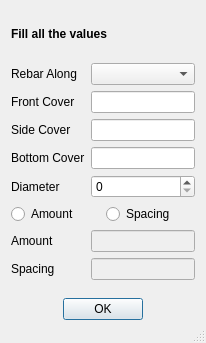
This is StraightRebar.ui in amrit3701/FreeCAD-Reinforcement as Qt 5 draws it before an edit. The edited form follows.
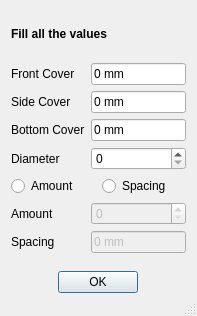
This is the edited form. Custom widgets are drawn as their Qt base class.

Commit message: update makeStraightRebar() and use FreeCAD widgets

```diff
--- a/StraightRebar.ui
+++ b/StraightRebar.ui
@@ -6,8 +6,8 @@
    <rect>
     <x>0</x>
     <y>0</y>
-    <width>206</width>
-    <height>343</height>
+    <width>197</width>
+    <height>316</height>
    </rect>
   </property>
   <property name="windowTitle">
@@ -23,20 +23,7 @@
    <bool>false</bool>
   </property>
   <layout class="QGridLayout" name="gridLayout">
-   <item row="0" column="0">
-    <widget class="QLabel" name="heading">
-     <property name="font">
-      <font>
-       <weight>75</weight>
-       <bold>true</bold>
-      </font>
-     </property>
-     <property name="text">
-      <string>Fill all the values</string>
-     </property>
-    </widget>
-   </item>
-   <item row="2" column="0" alignment="Qt::AlignHCenter|Qt::AlignVCenter">
+   <item row="3" column="0" alignment="Qt::AlignHCenter|Qt::AlignVCenter">
     <widget class="QPushButton" name="submit">
      <property name="enabled">
       <bool>true</bool>
@@ -55,59 +42,110 @@
      </property>
     </widget>
    </item>
+   <item row="0" column="0">
+    <widget class="QLabel" name="heading">
+     <property name="font">
+      <font>
+       <weight>75</weight>
+       <bold>true</bold>
+      </font>
+     </property>
+     <property name="text">
+      <string>Fill all the values</string>
+     </property>
+    </widget>
+   </item>
    <item row="1" column="0">
     <layout class="QFormLayout" name="formLayout">
-     <item row="1" column="0">
+     <property name="fieldGrowthPolicy">
+      <enum>QFormLayout::AllNonFixedFieldsGrow</enum>
+     </property>
+     <item row="0" column="0">
       <widget class="QLabel" name="frontCoverLabel">
        <property name="text">
         <string>Front Cover</string>
        </property>
       </widget>
      </item>
-     <item row="1" column="1">
-      <widget class="QLineEdit" name="frontCover"/>
+     <item row="0" column="1">
+      <widget class="Gui::InputField" name="frontCover">
+       <property name="text">
+        <string>0 mm</string>
+       </property>
+       <property name="unit" stdset="0">
+        <string notr="true"/>
+       </property>
+      </widget>
      </item>
-     <item row="2" column="0">
+     <item row="1" column="0">
       <widget class="QLabel" name="sideCoverLabel">
        <property name="text">
         <string>Side Cover</string>
        </property>
       </widget>
      </item>
-     <item row="2" column="1">
-      <widget class="QLineEdit" name="sideCover"/>
+     <item row="1" column="1">
+      <widget class="Gui::InputField" name="sideCover">
+       <property name="text">
+        <string>0 mm</string>
+       </property>
+       <property name="unit" stdset="0">
+        <string notr="true"/>
+       </property>
+      </widget>
      </item>
-     <item row="3" column="0">
+     <item row="2" column="0">
       <widget class="QLabel" name="bottomCoverLabel">
        <property name="text">
         <string>Bottom Cover</string>
        </property>
       </widget>
      </item>
-     <item row="3" column="1">
-      <widget class="QLineEdit" name="bottomCover"/>
+     <item row="2" column="1">
+      <widget class="Gui::InputField" name="bottomCover">
+       <property name="text">
+        <string>0 mm</string>
+       </property>
+       <property name="unit" stdset="0">
+        <string notr="true"/>
+       </property>
+      </widget>
      </item>
-     <item row="4" column="0">
+     <item row="3" column="0">
       <widget class="QLabel" name="diameterLabel">
        <property name="text">
         <string>Diameter</string>
        </property>
       </widget>
      </item>
-     <item row="4" column="1">
-      <widget class="QSpinBox" name="diameter"/>
+     <item row="3" column="1">
+      <widget class="Gui::PrefSpinBox" name="diameter"/>
+     </item>
+     <item row="7" column="0">
+      <widget class="QLabel" name="amountLabel">
+       <property name="text">
+        <string>Amount</string>
+       </property>
+      </widget>
+     </item>
+     <item row="9" column="0">
+      <widget class="QLabel" name="spacingLabel">
+       <property name="text">
+        <string>Spacing</string>
+       </property>
+      </widget>
      </item>
      <item row="5" column="0" colspan="2">
       <layout class="QHBoxLayout" name="horizontalLayout">
        <item>
-        <widget class="QRadioButton" name="amount_radio">
+        <widget class="Gui::PrefRadioButton" name="amount_radio">
          <property name="text">
           <string>Amount</string>
          </property>
         </widget>
        </item>
        <item>
-        <widget class="QRadioButton" name="spacing_radio">
+        <widget class="Gui::PrefRadioButton" name="spacing_radio">
          <property name="text">
           <string>Spacing</string>
          </property>
@@ -115,48 +153,47 @@
        </item>
       </layout>
      </item>
-     <item row="6" column="0">
-      <widget class="QLabel" name="amountLabel">
-       <property name="text">
-        <string>Amount</string>
-       </property>
-      </widget>
-     </item>
-     <item row="6" column="1">
-      <widget class="QLineEdit" name="amount">
+     <item row="9" column="1">
+      <widget class="Gui::InputField" name="spacing">
        <property name="enabled">
         <bool>false</bool>
        </property>
-      </widget>
-     </item>
-     <item row="8" column="0">
-      <widget class="QLabel" name="spacingLabel">
        <property name="text">
-        <string>Spacing</string>
+        <string>0 mm</string>
        </property>
+       <property name="unit" stdset="0">
+        <string notr="true"/>
+       </property>
       </widget>
      </item>
-     <item row="8" column="1">
-      <widget class="QLineEdit" name="spacing">
+     <item row="7" column="1">
+      <widget class="Gui::PrefSpinBox" name="amount">
        <property name="enabled">
         <bool>false</bool>
        </property>
       </widget>
      </item>
-     <item row="0" column="0">
-      <widget class="QLabel" name="rebarAlongLabel">
-       <property name="text">
-        <string>Rebar Along</string>
-       </property>
-      </widget>
-     </item>
-     <item row="0" column="1">
-      <widget class="QComboBox" name="rebarAlong"/>
-     </item>
     </layout>
    </item>
   </layout>
  </widget>
+ <customwidgets>
+  <customwidget>
+   <class>Gui::InputField</class>
+   <extends>QLineEdit</extends>
+   <header>Gui/InputField.h</header>
+  </customwidget>
+  <customwidget>
+   <class>Gui::PrefSpinBox</class>
+   <extends>QSpinBox</extends>
+   <header>Gui/PrefWidgets.h</header>
+  </customwidget>
+  <customwidget>
+   <class>Gui::PrefRadioButton</class>
+   <extends>QRadioButton</extends>
+   <header>Gui/PrefWidgets.h</header>
+  </customwidget>
+ </customwidgets>
  <resources/>
  <connections/>
 </ui>
```
The commit also changes 1 other file.
